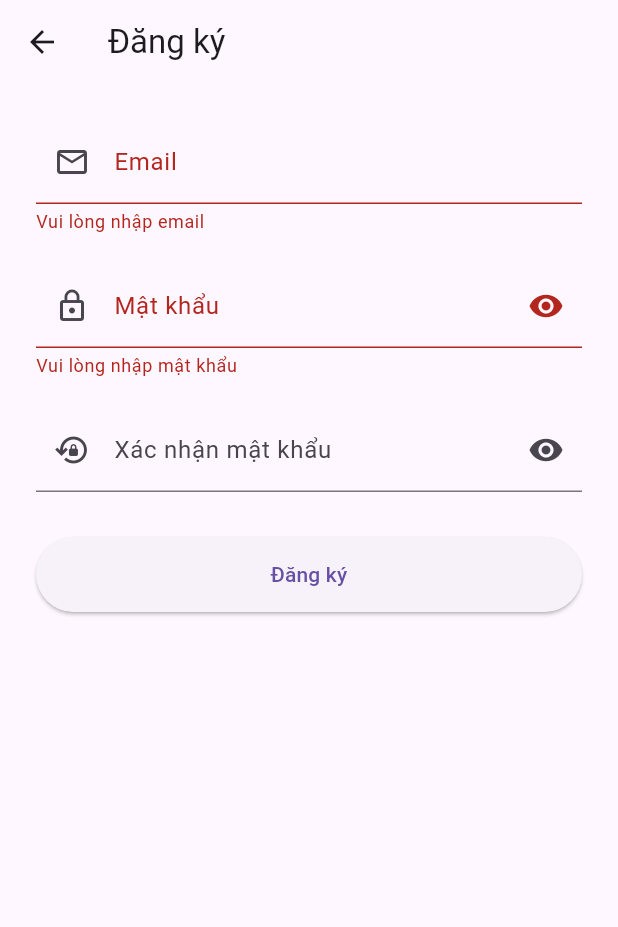
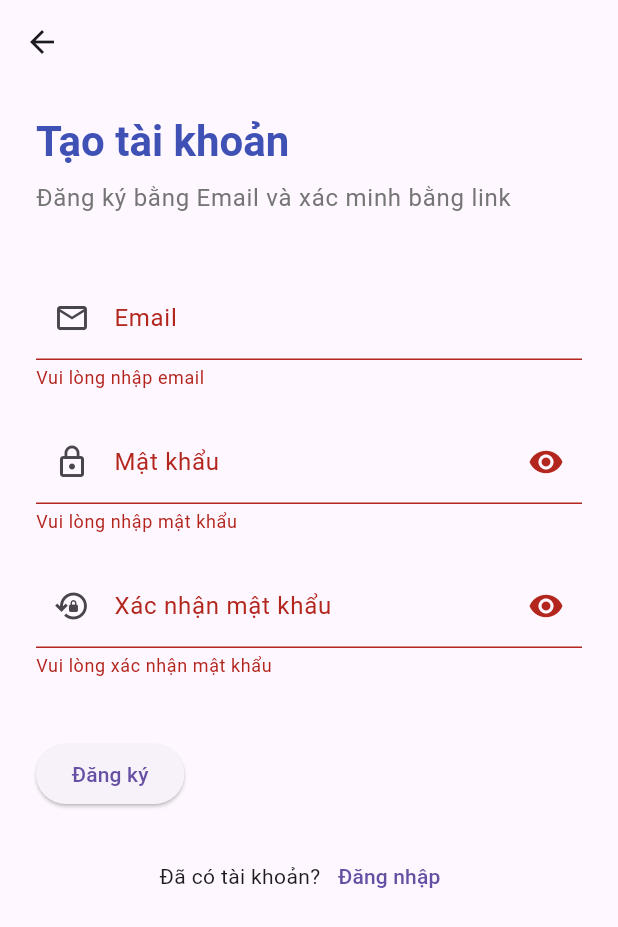
Before and after one commit to Percyy04/project_authen, a Flutter app: the RegisterScreen screen opened directly, after a tap on "Đăng ký", on a phone screen of 412 x 824 dp. Shown: the top 927 px of the screen. Run offline on Flutter 3.47's test engine with Material 3 defaults, Android fonts, the phone set to English and light mode, and no system bars; our stand-ins replace firebase_auth, firebase_core; accounts and stored records are empty.

Commit message:
Update `LoginScreen` and `RegisterScreen` to use `AuthService` and improve error handling.

```diff
--- a/lib/screens/register_screen.dart
+++ b/lib/screens/register_screen.dart
@@ -1,9 +1,7 @@
 import 'dart:async';
-
-import 'package:auth_demo/services/auth_service.dart';
+import 'package:flutter/material.dart';
 import 'package:firebase_auth/firebase_auth.dart';
-import 'package:flutter/material.dart';
-
+import '../services/auth_service.dart';
 
 class RegisterScreen extends StatefulWidget {
   const RegisterScreen({super.key});
@@ -19,8 +17,8 @@ class _RegisterScreenState extends State<RegisterScreen> {
   final _confirmPasswordController = TextEditingController();
 
   bool _isLoading = false;
-  bool _obscurePassword = true;
-  bool _obscureConfirm = true;
+  bool _hidePass = true;
+  bool _hideConfirm = true;
 
   @override
   void dispose() {
@@ -37,18 +35,16 @@ class _RegisterScreenState extends State<RegisterScreen> {
     setState(() => _isLoading = true);
 
     try {
-      final email = _emailController.text.trim();
-      final password = _passwordController.text;
+      final cred = await authService.value
+          .createUser(
+        email: _emailController.text,
+        password: _passwordController.text,
+      )
+          .timeout(const Duration(seconds: 15));
 
-      final credential = await authService.value.createUser(
-        email: email,
-        password: password,
-      ).timeout(const Duration(seconds: 15));
-
-      await credential.user?.sendEmailVerification();
+      await cred.user?.sendEmailVerification().timeout(const Duration(seconds: 15));
 
       if (!mounted) return;
-
       ScaffoldMessenger.of(context).showSnackBar(
         const SnackBar(
           content: Text('Đăng ký thành công! Vui lòng kiểm tra email để xác minh.'),
@@ -56,31 +52,25 @@ class _RegisterScreenState extends State<RegisterScreen> {
         ),
       );
 
-      Navigator.pop(context); // quay lại login
-
+      Navigator.pop(context); // về login
     } on TimeoutException {
       if (!mounted) return;
       ScaffoldMessenger.of(context).showSnackBar(
         const SnackBar(
-          content: Text('Firebase timeout. Kiểm tra mạng hoặc cấu hình Android.'),
+          content: Text('Firebase timeout. Kiểm tra mạng/emulator Google Play.'),
           backgroundColor: Colors.red,
         ),
       );
     } on FirebaseAuthException catch (e) {
       if (!mounted) return;
 
-      String message = e.message ?? 'Đăng ký thất bại';
-
-      if (e.code == 'email-already-in-use') {
-        message = 'Email đã được sử dụng';
-      } else if (e.code == 'invalid-email') {
-        message = 'Email không hợp lệ';
-      } else if (e.code == 'weak-password') {
-        message = 'Mật khẩu quá yếu (>= 6 ký tự)';
-      }
+      String msg = e.message ?? 'Đăng ký thất bại';
+      if (e.code == 'email-already-in-use') msg = 'Email đã được sử dụng';
+      if (e.code == 'invalid-email') msg = 'Email không hợp lệ';
+      if (e.code == 'weak-password') msg = 'Mật khẩu yếu (>=6 ký tự)';
 
       ScaffoldMessenger.of(context).showSnackBar(
-        SnackBar(content: Text(message), backgroundColor: Colors.red),
+        SnackBar(content: Text(msg), backgroundColor: Colors.red),
       );
     } catch (e) {
       if (!mounted) return;
@@ -95,22 +85,41 @@ class _RegisterScreenState extends State<RegisterScreen> {
   @override
   Widget build(BuildContext context) {
     return Scaffold(
-      appBar: AppBar(title: const Text('Đăng ký')),
+      appBar: AppBar(backgroundColor: Colors.transparent, elevation: 0),
       body: SafeArea(
         child: SingleChildScrollView(
-          padding: const EdgeInsets.all(24),
+          padding: const EdgeInsets.symmetric(horizontal: 24.0),
           child: Form(
             key: _formKey,
             child: Column(
+              crossAxisAlignment: CrossAxisAlignment.start,
               children: [
+                const SizedBox(height: 20),
+                Text(
+                  'Tạo tài khoản',
+                  style: Theme.of(context).textTheme.headlineMedium?.copyWith(
+                    fontWeight: FontWeight.bold,
+                    color: Colors.indigo,
+                  ),
+                ),
+                const SizedBox(height: 8),
+                Text(
+                  'Đăng ký bằng Email và xác minh bằng link',
+                  style: Theme.of(context).textTheme.bodyLarge?.copyWith(
+                    color: Colors.grey[600],
+                  ),
+                ),
+                const SizedBox(height: 40),
+
                 TextFormField(
                   controller: _emailController,
+                  keyboardType: TextInputType.emailAddress,
                   decoration: const InputDecoration(
                     labelText: 'Email',
                     prefixIcon: Icon(Icons.email_outlined),
                   ),
                   validator: (value) {
-                    final v = value?.trim() ?? '';
+                    final v = (value ?? '').trim();
                     if (v.isEmpty) return 'Vui lòng nhập email';
                     if (!v.contains('@')) return 'Email không hợp lệ';
                     return null;
@@ -121,24 +130,23 @@ class _RegisterScreenState extends State<RegisterScreen> {
 
                 TextFormField(
                   controller: _passwordController,
-                  obscureText: _obscurePassword,
+                  obscureText: _hidePass,
                   decoration: InputDecoration(
                     labelText: 'Mật khẩu',
                     prefixIcon: const Icon(Icons.lock_outline),
                     suffixIcon: IconButton(
-                      icon: Icon(
-                        _obscurePassword
-                            ? Icons.visibility
-                            : Icons.visibility_off,
-                      ),
-                      onPressed: () =>
-                          setState(() => _obscurePassword = !_obscurePassword),
+                      icon: Icon(_hidePass ? Icons.visibility : Icons.visibility_off),
+                      onPressed: () => setState(() => _hidePass = !_hidePass),
                     ),
                   ),
                   validator: (value) {
                     final v = value ?? '';
                     if (v.isEmpty) return 'Vui lòng nhập mật khẩu';
-                    if (v.length < 6) return 'Mật khẩu tối thiểu 6 ký tự';
+                    final passwordRegex =
+                    RegExp(r'^(?=.*[a-z])(?=.*[A-Z])(?=.*\d).{6,}$');
+                    if (!passwordRegex.hasMatch(v)) {
+                      return 'Phải có chữ hoa, chữ thường và số (>=6 ký tự)';
+                    }
                     return null;
                   },
                 ),
@@ -147,34 +155,26 @@ class _RegisterScreenState extends State<RegisterScreen> {
 
                 TextFormField(
                   controller: _confirmPasswordController,
-                  obscureText: _obscureConfirm,
+                  obscureText: _hideConfirm,
                   decoration: InputDecoration(
                     labelText: 'Xác nhận mật khẩu',
                     prefixIcon: const Icon(Icons.lock_reset_outlined),
                     suffixIcon: IconButton(
-                      icon: Icon(
-                        _obscureConfirm
-                            ? Icons.visibility
-                            : Icons.visibility_off,
-                      ),
-                      onPressed: () =>
-                          setState(() => _obscureConfirm = !_obscureConfirm),
+                      icon: Icon(_hideConfirm ? Icons.visibility : Icons.visibility_off),
+                      onPressed: () => setState(() => _hideConfirm = !_hideConfirm),
                     ),
                   ),
                   validator: (value) {
-                    if (value != _passwordController.text) {
-                      return 'Mật khẩu không khớp';
-                    }
+                    final v = value ?? '';
+                    if (v.isEmpty) return 'Vui lòng xác nhận mật khẩu';
+                    if (v != _passwordController.text) return 'Mật khẩu không khớp';
                     return null;
                   },
                 ),
 
-                const SizedBox(height: 30),
+                const SizedBox(height: 40),
 
-                SizedBox(
-                  width: double.infinity,
-                  height: 50,
-                  child: ElevatedButton(
+                ElevatedButton(
                   onPressed: _isLoading ? null : _register,
                   child: _isLoading
                       ? const SizedBox(
@@ -187,6 +187,18 @@ class _RegisterScreenState extends State<RegisterScreen> {
                   )
                       : const Text('Đăng ký'),
                 ),
+
+                const SizedBox(height: 20),
+
+                Row(
+                  mainAxisAlignment: MainAxisAlignment.center,
+                  children: [
+                    const Text('Đã có tài khoản?'),
+                    TextButton(
+                      onPressed: () => Navigator.pop(context),
+                      child: const Text('Đăng nhập'),
+                    ),
+                  ],
                 ),
               ],
             ),
--- a/lib/services/auth_service.dart
+++ b/lib/services/auth_service.dart
@@ -9,7 +9,6 @@ class AuthService {
   final FirebaseAuth _auth = FirebaseAuth.instance;
 
   AuthService() {
-    // Không bắt buộc, nhưng hết warning locale
     _auth.setLanguageCode('vi');
   }
 
```
Also changed, not shown: lib/screens/login_screen.dart (+58 -27 lines). Lines whose indentation alone changed are shown as unchanged.
